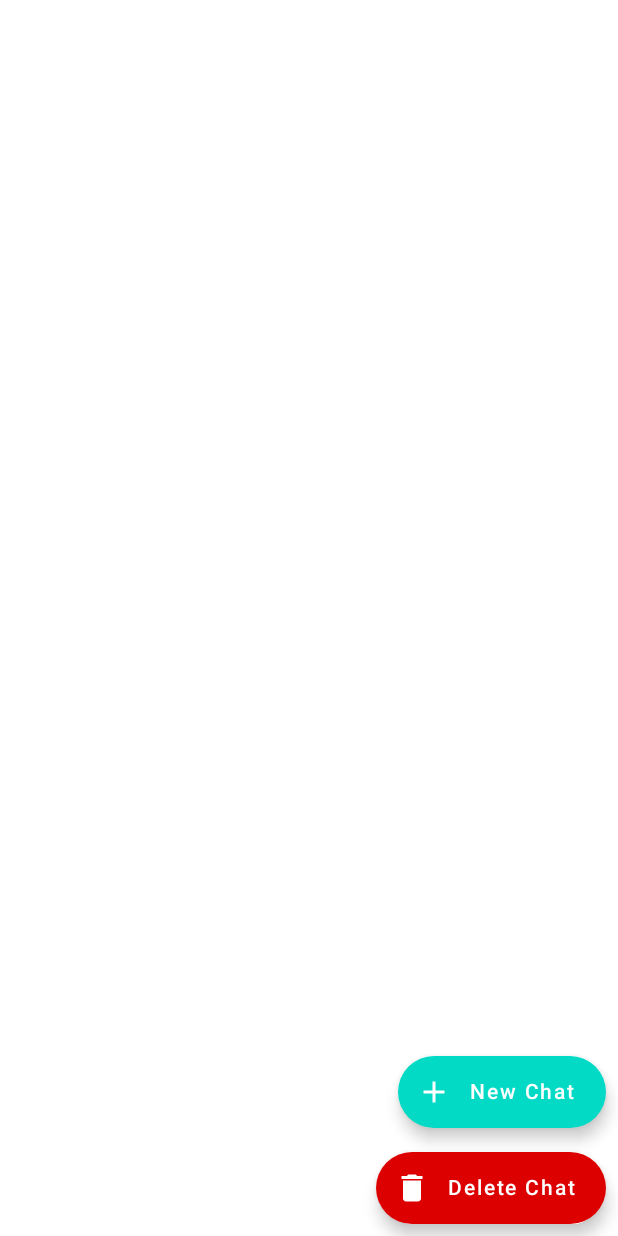
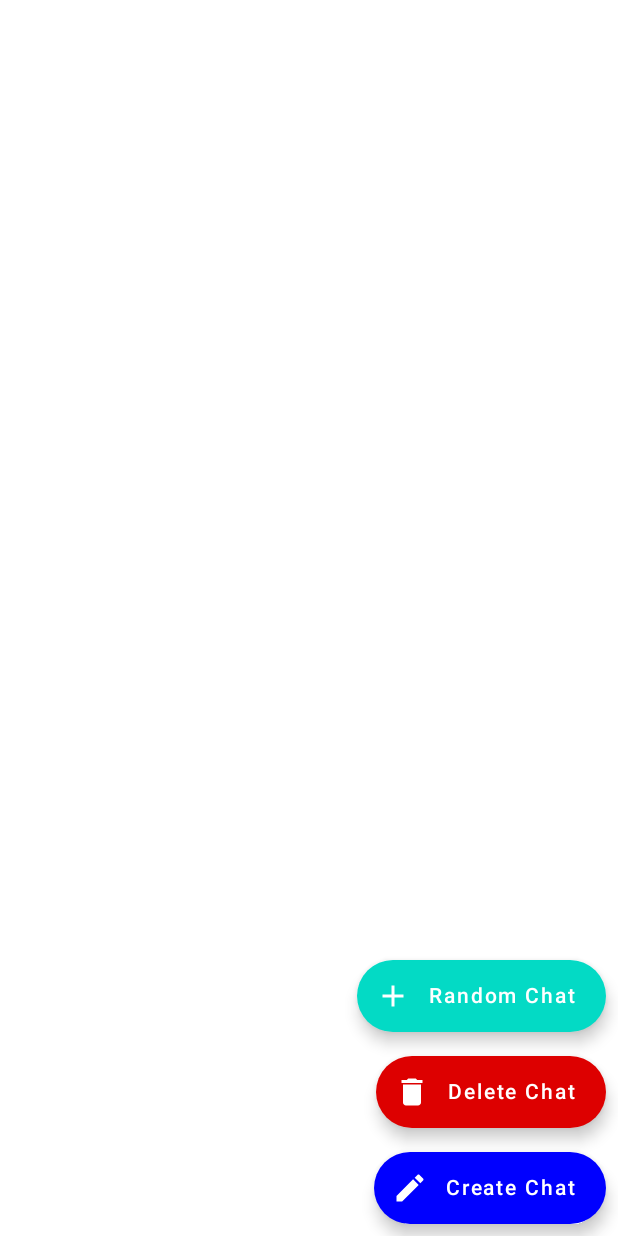
Before and after one commit to YoshuaAditya/Composer, an Android app built with Jetpack Compose: the screen it shows after launch (MainActivity), on a phone screen of 412 x 824 dp. Run offline under Robolectric (Android 15) with nearby library versions, the phone set to English and light mode, and no system bars; our stand-ins replace Dagger/Hilt's generated code, Room's generated code, constraintlayout-compose, livedata-compose; 1 statement that could not run was skipped.

Commit message:
Add NavHost and dialog
Maybe not the best use of dialog but just for example of navigation.

```diff
--- a/app/build.gradle
+++ b/app/build.gradle
@@ -83,6 +83,10 @@ dependencies {
     implementation 'androidx.compose.material:material:1.1.1'
     implementation "androidx.compose.runtime:runtime-livedata:$compose_ui_version"
 
+    def nav_version = "2.5.3"
+    implementation("androidx.navigation:navigation-compose:$nav_version")
+
+
     implementation "androidx.navigation:navigation-compose:2.5.3"
     implementation 'com.google.dagger:hilt-android:2.44.2'
     kapt 'com.google.dagger:hilt-compiler:2.44.2'
--- a/app/src/main/java/com/example/composer/MainActivity.kt
+++ b/app/src/main/java/com/example/composer/MainActivity.kt
@@ -7,31 +7,40 @@ import androidx.activity.compose.setContent
 import androidx.activity.viewModels
 import androidx.compose.animation.animateColorAsState
 import androidx.compose.animation.animateContentSize
-import androidx.compose.foundation.*
+import androidx.compose.foundation.Image
+import androidx.compose.foundation.border
+import androidx.compose.foundation.clickable
 import androidx.compose.foundation.gestures.animateScrollBy
 import androidx.compose.foundation.layout.*
-import androidx.compose.foundation.shape.CircleShape
-import androidx.compose.ui.Modifier
-import androidx.compose.ui.draw.clip
-import androidx.compose.ui.res.painterResource
-import androidx.compose.ui.tooling.preview.Preview
-import androidx.compose.ui.unit.dp
-import com.example.composer.ui.theme.ComposerTheme
 import androidx.compose.foundation.lazy.LazyColumn
 import androidx.compose.foundation.lazy.LazyListState
 import androidx.compose.foundation.lazy.items
 import androidx.compose.foundation.lazy.rememberLazyListState
+import androidx.compose.foundation.shape.CircleShape
 import androidx.compose.material.*
 import androidx.compose.material.icons.Icons
 import androidx.compose.material.icons.filled.Add
+import androidx.compose.material.icons.filled.Create
 import androidx.compose.material.icons.filled.Delete
 import androidx.compose.runtime.*
 import androidx.compose.runtime.livedata.observeAsState
+import androidx.compose.ui.Modifier
+import androidx.compose.ui.draw.clip
 import androidx.compose.ui.graphics.Color
+import androidx.compose.ui.graphics.vector.ImageVector
+import androidx.compose.ui.res.painterResource
+import androidx.compose.ui.tooling.preview.Preview
+import androidx.compose.ui.unit.dp
 import androidx.constraintlayout.compose.ConstraintLayout
-import com.example.composer.data.*
+import androidx.navigation.NavController
+import androidx.navigation.compose.NavHost
+import androidx.navigation.compose.composable
+import androidx.navigation.compose.rememberNavController
+import com.example.composer.data.Chat
+import com.example.composer.ui.theme.ComposerTheme
 import com.example.composer.ui.theme.Red
 import com.example.composer.ui.theme.Teal200
+import com.example.composer.views.PopUpDialog
 import dagger.hilt.android.AndroidEntryPoint
 import kotlinx.coroutines.launch
 import kotlin.random.Random
@@ -41,16 +50,26 @@ class MainActivity : ComponentActivity() {
     //weird error? java.lang.IllegalArgumentException: CreationExtras must have a value by `SAVED_STATE_REGISTRY_OWNER_KEY`
     //https://stackoverflow.com/questions/73302605/creationextras-must-have-a-value-by-saved-state-registry-owner-key
     val mainViewModel: MainViewModel by viewModels()
+
     override fun onCreate(savedInstanceState: Bundle?) {
         super.onCreate(savedInstanceState)
         setContent {
-            MainActivityContent(mainViewModel, this)
+            NavigationHost(mainViewModel, this)
         }
     }
 }
 
 @Composable
-fun MainActivityContent(mainViewModel: MainViewModel, mainActivity: MainActivity) {
+fun NavigationHost(mainViewModel: MainViewModel, mainActivity: MainActivity) {
+    val navController = rememberNavController()
+    NavHost(navController = navController, startDestination = "main") {
+        composable("main") { MainActivityContent(mainViewModel, mainActivity,navController ) }
+        composable("dialog") { PopUpDialog.DialogBox (mainViewModel){navController.popBackStack()}}
+    }
+}
+
+@Composable
+fun MainActivityContent(mainViewModel: MainViewModel, mainActivity: MainActivity,navController: NavController) {
     ComposerTheme {
         Surface() {
             Box(modifier = Modifier.fillMaxSize()) {
@@ -68,6 +87,7 @@ fun MainActivityContent(mainViewModel: MainViewModel, mainActivity: MainActivity
                     val button = createRef()
                     val loadingBar = createRef()
                     val deleteButton = createRef()
+                    val searchButton = createRef()
                     val randomId = Random.nextInt(0, 400).toString()
                     //loading bar
                     if (isLoadingState.value!!) {
@@ -85,7 +105,7 @@ fun MainActivityContent(mainViewModel: MainViewModel, mainActivity: MainActivity
                             end.linkTo(parent.end)
                         }
                         .padding(all = 8.dp)
-                    ) {
+                    ,"Random Chat", Teal200,Icons.Filled.Add) {
                         mainViewModel.isLoadingChats.value = true
                         mainViewModel.getComment(randomId)
                         //observe isLoadingChats, if it false(finished doing retrofit) then scroll
@@ -99,14 +119,24 @@ fun MainActivityContent(mainViewModel: MainViewModel, mainActivity: MainActivity
                         }
                     }
                     //delete chat
-                    DeleteChat(Modifier
+                    StatefulObject(Modifier
                         .constrainAs(deleteButton) {
+                            bottom.linkTo(searchButton.top)
+                            end.linkTo(parent.end)
+                        }
+                        .padding(all = 8.dp)
+                        ,"Delete Chat", Red,Icons.Filled.Delete) {
+                        mainViewModel.deleteComment()
+                    }
+                    //Get specific id comment
+                    StatefulObject(Modifier
+                        .constrainAs(searchButton) {
                             bottom.linkTo(parent.bottom)
                             end.linkTo(parent.end)
                         }
                         .padding(all = 8.dp)
-                    ) {
-                        mainViewModel.deleteComment()
+                        ,"Create Chat", Color.Blue,Icons.Filled.Create) {
+                        navController.navigate("dialog")
                     }
                 }
             }
@@ -115,36 +145,23 @@ fun MainActivityContent(mainViewModel: MainViewModel, mainActivity: MainActivity
 }
 
 @Composable
-fun StatefulObject(modifier: Modifier, onClick: () -> Unit) {
-    StatelessObject(modifier) {
+fun StatefulObject(modifier: Modifier,text:String, color: Color,icon:ImageVector, onClick: () -> Unit) {
+    StatelessObject(modifier,text,color,icon) {
         onClick()
     }
 }
 
 @Composable
-fun StatelessObject(modifier: Modifier, onClick: () -> Unit) {
+fun StatelessObject(modifier: Modifier,text:String, color: Color,icon: ImageVector, onClick: () -> Unit) {
     ExtendedFloatingActionButton(
         modifier = modifier,
-        text = { Text(text = "New Chat") },
+        text = { Text(text = text) },
         onClick = { onClick() },
-        backgroundColor = Teal200,
+        backgroundColor = color,
         contentColor = Color.White,
-        icon = { Icon(Icons.Filled.Add, "") }
+        icon = { Icon(icon, "") }
     )
 }
-
-@Composable
-fun DeleteChat(modifier: Modifier, onClick: () -> Unit) {
-    ExtendedFloatingActionButton(
-        modifier = modifier,
-        text = { Text(text = "Delete Chat") },
-        onClick = { onClick() },
-        backgroundColor = Red,
-        contentColor = Color.White,
-        icon = { Icon(Icons.Filled.Delete, "") }
-    )
-}
-
 
 @Composable
 fun MessageCard(msg: Chat) {
```
Also changed, not shown: app/src/main/java/com/example/composer/MainViewModel.kt (+5 -11 lines), app/src/main/java/com/example/composer/views/PopUpDialog.kt (added, +71 -0 lines), 1 other file.
